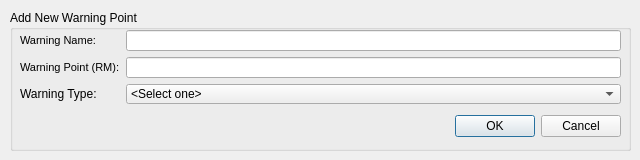
Above: add_warn.ui from ksk102/Pers before the change. Below: the same form after it.
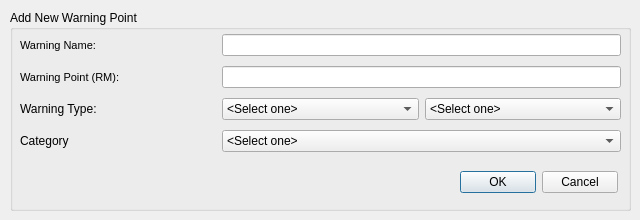
That is the form after the change.

Commit message:
"Add New Warning Line" is now working
-fix typo

The edit to the form file:
```diff
--- a/add_warn.ui
+++ b/add_warn.ui
@@ -7,7 +7,7 @@
     <x>0</x>
     <y>0</y>
     <width>640</width>
-    <height>160</height>
+    <height>220</height>
    </rect>
   </property>
   <property name="windowTitle">
@@ -19,38 +19,37 @@
      <x>10</x>
      <y>10</y>
      <width>621</width>
-     <height>141</height>
+     <height>201</height>
     </rect>
    </property>
    <property name="title">
     <string>Add New Warning Point</string>
    </property>
-   <widget class="QDialogButtonBox" name="buttonBox">
-    <property name="geometry">
-     <rect>
-      <x>20</x>
-      <y>100</y>
-      <width>591</width>
-      <height>32</height>
-     </rect>
-    </property>
-    <property name="orientation">
-     <enum>Qt::Horizontal</enum>
-    </property>
-    <property name="standardButtons">
-     <set>QDialogButtonBox::Cancel|QDialogButtonBox::Ok</set>
-    </property>
-   </widget>
-   <widget class="QWidget" name="">
+   <widget class="QWidget" name="layoutWidget">
     <property name="geometry">
      <rect>
       <x>10</x>
       <y>20</y>
       <width>601</width>
-      <height>74</height>
+      <height>129</height>
      </rect>
     </property>
     <layout class="QGridLayout" name="gridLayout">
+     <item row="3" column="1" colspan="2">
+      <widget class="QComboBox" name="list_cat">
+       <item>
+        <property name="text">
+         <string>&lt;Select one&gt;</string>
+        </property>
+       </item>
+      </widget>
+     </item>
+     <item row="1" column="1" colspan="2">
+      <widget class="QLineEdit" name="txt_point"/>
+     </item>
+     <item row="0" column="1" colspan="2">
+      <widget class="QLineEdit" name="txt_name"/>
+     </item>
      <item row="0" column="0">
       <widget class="QLabel" name="label">
        <property name="font">
@@ -63,24 +62,6 @@
        </property>
       </widget>
      </item>
-     <item row="0" column="1">
-      <widget class="QLineEdit" name="lineEdit"/>
-     </item>
-     <item row="1" column="0">
-      <widget class="QLabel" name="label_2">
-       <property name="font">
-        <font>
-         <pointsize>8</pointsize>
-        </font>
-       </property>
-       <property name="text">
-        <string>Warning Point (RM):</string>
-       </property>
-      </widget>
-     </item>
-     <item row="1" column="1">
-      <widget class="QLineEdit" name="lineEdit_2"/>
-     </item>
      <item row="2" column="0">
       <widget class="QLabel" name="label_4">
        <property name="text">
@@ -88,6 +69,18 @@
        </property>
       </widget>
      </item>
+     <item row="1" column="0">
+      <widget class="QLabel" name="lbl_point">
+       <property name="font">
+        <font>
+         <pointsize>8</pointsize>
+        </font>
+       </property>
+       <property name="text">
+        <string>Warning Point (RM):</string>
+       </property>
+      </widget>
+     </item>
      <item row="2" column="1">
       <widget class="QComboBox" name="comboBox">
        <item>
@@ -117,8 +110,68 @@
        </item>
       </widget>
      </item>
+     <item row="3" column="0">
+      <widget class="QLabel" name="lbl_cat">
+       <property name="text">
+        <string>Category</string>
+       </property>
+      </widget>
+     </item>
+     <item row="2" column="2">
+      <widget class="QComboBox" name="lst_daytype">
+       <item>
+        <property name="text">
+         <string>&lt;Select one&gt;</string>
+        </property>
+       </item>
+       <item>
+        <property name="text">
+         <string>Weekday</string>
+        </property>
+       </item>
+       <item>
+        <property name="text">
+         <string>Weekend</string>
+        </property>
+       </item>
+      </widget>
+     </item>
     </layout>
-    <zorder>lineEdit_2</zorder>
+    <zorder>lbl_name</zorder>
+    <zorder>txt_name</zorder>
+    <zorder>lbl_point</zorder>
+    <zorder>lbl_type</zorder>
+    <zorder>list_warnType</zorder>
+    <zorder>txt_point</zorder>
+    <zorder>lbl_cat</zorder>
+    <zorder>list_cat</zorder>
+    <zorder>lst_daytype</zorder>
+   </widget>
+   <widget class="QWidget" name="layoutWidget_2">
+    <property name="geometry">
+     <rect>
+      <x>450</x>
+      <y>160</y>
+      <width>158</width>
+      <height>25</height>
+     </rect>
+    </property>
+    <layout class="QHBoxLayout" name="horizontalLayout">
+     <item>
+      <widget class="QPushButton" name="btn_confirm">
+       <property name="text">
+        <string>OK</string>
+       </property>
+      </widget>
+     </item>
+     <item>
+      <widget class="QPushButton" name="btn_cancel">
+       <property name="text">
+        <string>Cancel</string>
+       </property>
+      </widget>
+     </item>
+    </layout>
    </widget>
   </widget>
  </widget>
```
Left out of the diff: 59 changed lines with no effect on the pictures. The commit also changes 8 other files.
